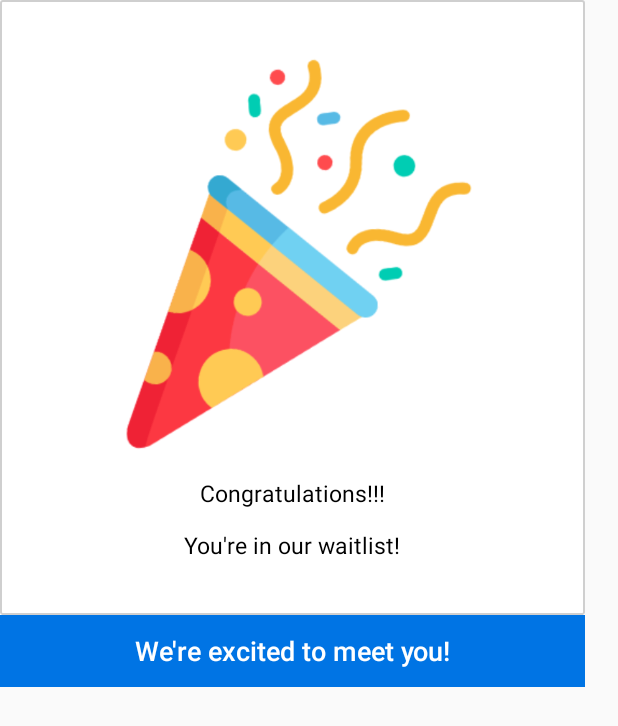
After one commit to Morshed-islam/MuthoBank_Pro, an Android app: the layout success_dialog.xml on its own in the app's theme, with its tools: preview values and no code run, on a phone screen of 412 x 824 dp. The commit adds this screen. Shown: the top 726 px of the screen. Run offline under Robolectric (Android 15) with nearby library versions, the phone set to English and light mode, and no system bars.

Commit message:
all done

```diff
--- a/app/src/main/AndroidManifest.xml
+++ b/app/src/main/AndroidManifest.xml
@@ -3,6 +3,8 @@
     xmlns:dist="http://schemas.android.com/apk/distribution"
     package="pro.muthobank.com">
 
+    <uses-permission android:name="android.permission.INTERNET"/>
+    <uses-permission android:name="android.permission.ACCESS_NETWORK_STATE" />
     <dist:module dist:instant="true" />
 
     <application
@@ -11,6 +13,7 @@
         android:label="@string/app_name"
         android:roundIcon="@mipmap/ic_launcher_round"
         android:supportsRtl="true"
+        android:usesCleartextTraffic="true"
         android:theme="@style/AppTheme">
         <activity android:name=".SubscribeActivity"></activity>
         <activity android:name=".MainActivity">
--- a/app/src/main/java/pro/muthobank/com/api/HttpParams.java
+++ b/app/src/main/java/pro/muthobank/com/api/HttpParams.java
@@ -3,5 +3,6 @@ package pro.muthobank.com.api;
 public class HttpParams {
 
     public static final String BASE_URL = "https://buthobank.qtecsolution.com/api/";
+    public static final String API_SUBSCRIBER = "subscriber";
 
 }
--- /dev/null
+++ b/app/src/main/res/drawable/square_shape.xml
@@ -0,0 +1,16 @@
+<?xml version="1.0" encoding="utf-8"?>
+<shape xmlns:android="http://schemas.android.com/apk/res/android"
+    android:shape="rectangle" android:padding="10dp">
+    <solid android:color="#FFFFFF"/>
+
+    <stroke
+        android:dashWidth="1px"
+        android:width="1dp"
+        android:color="#CFCFCF" />
+    <corners
+        android:bottomRightRadius="1dp"
+        android:bottomLeftRadius="1dp"
+        android:topLeftRadius="1dp"
+        android:topRightRadius="1dp"/>
+
+</shape>
--- a/app/src/main/res/layout/activity_main.xml
+++ b/app/src/main/res/layout/activity_main.xml
@@ -53,7 +53,6 @@
             android:textSize="@dimen/_15sdp"
             android:text="Join Now!"/>
 
-
     </LinearLayout>
 
 </LinearLayout>
--- /dev/null
+++ b/app/src/main/res/layout/success_dialog.xml
@@ -0,0 +1,72 @@
+<?xml version="1.0" encoding="utf-8"?>
+<LinearLayout xmlns:android="http://schemas.android.com/apk/res/android"
+    android:layout_width="@dimen/_300sdp"
+    android:layout_height="wrap_content"
+    android:orientation="vertical">
+
+    <LinearLayout
+        android:layout_width="match_parent"
+        android:layout_height="410dp"
+        android:background="@drawable/square_shape"
+        android:orientation="vertical">
+
+        <LinearLayout
+            android:layout_width="match_parent"
+            android:layout_height="300dp"
+            android:gravity="center"
+            android:orientation="vertical">
+
+            <ImageView
+                android:layout_width="match_parent"
+                android:layout_height="match_parent"
+                android:gravity="center"
+                android:layout_marginTop="30dp"
+                android:src="@drawable/congrats"
+                />
+
+
+        </LinearLayout>
+
+        <TextView
+            android:id="@+id/dialog_congrats"
+            android:layout_width="match_parent"
+            android:layout_height="wrap_content"
+            android:gravity="center"
+            android:layout_marginTop="@dimen/_14sdp"
+            android:text="Congratulations!!!"
+            android:textColor="@color/black"
+            android:textSize="@dimen/_12sdp" />
+
+        <TextView
+            android:id="@+id/dialog_congrats_2"
+            android:layout_width="match_parent"
+            android:layout_height="wrap_content"
+            android:gravity="center"
+            android:layout_marginTop="@dimen/_10sdp"
+            android:text="You're in our waitlist!"
+            android:textColor="@color/black"
+            android:textSize="@dimen/_12sdp" />
+
+
+    </LinearLayout>
+
+    <LinearLayout
+        android:layout_width="match_parent"
+        android:layout_height="match_parent"
+        android:background="@drawable/square_shape"
+        android:orientation="vertical">
+
+        <Button
+            android:id="@+id/okay_dialog_btn"
+            android:layout_width="match_parent"
+            android:layout_height="wrap_content"
+            android:background="@color/blue"
+            android:gravity="center"
+            android:text="We're excited to meet you!"
+            android:textAllCaps="false"
+            android:textColor="#fff"
+            android:textSize="@dimen/_14sdp" />
+
+    </LinearLayout>
+
+</LinearLayout>
--- /dev/null
+++ b/app/src/main/res/xml/network_security_config.xml
@@ -0,0 +1,6 @@
+<?xml version="1.0" encoding="utf-8"?>
+<network-security-config>
+    <domain-config cleartextTrafficPermitted="true">
+        <domain includeSubdomains="true">https://buthobank.qtecsolution.com</domain>
+    </domain-config>
+</network-security-config>
```
Also changed, not shown: app/src/main/java/pro/muthobank/com/SubscribeActivity.java (+158 -12 lines), app/src/main/java/pro/muthobank/com/api/ApiInterface.java (+9 -0 lines), app/src/main/java/pro/muthobank/com/model/SubscriberPostModel.java (added, +98 -0 lines), app/src/main/java/pro/muthobank/com/model/SubscriberResponse.java (added, +19 -0 lines), app/src/main/res/layout/activity_subscribe.xml (+12 -4 lines), app/src/main/res/drawable/congrats.png (added).
